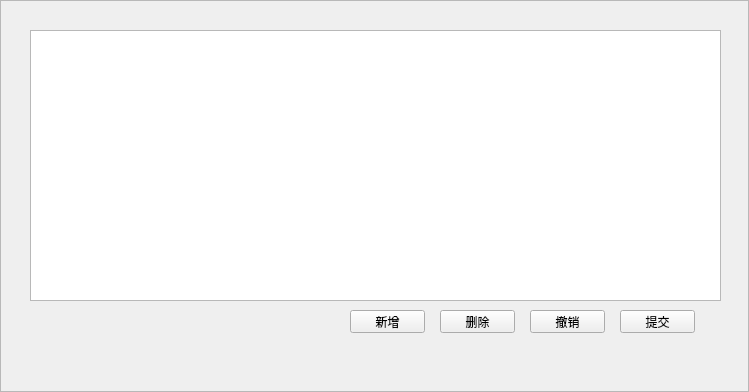
This is perslevel.ui in neverlandgy/teamhelper as Qt 5 draws it before an edit. The edited form follows.
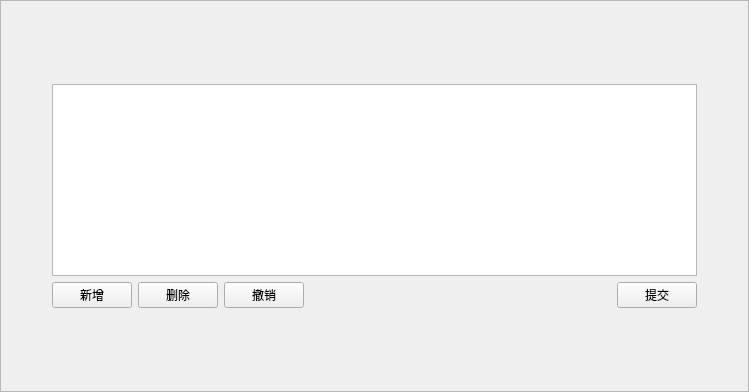
This is the edited form.

Diff of the .ui file:
```diff
--- a/perslevel.ui
+++ b/perslevel.ui
@@ -19,68 +19,118 @@
   <property name="frameShadow">
    <enum>QFrame::Raised</enum>
   </property>
-  <widget class="QPushButton" name="pushButton_commit">
-   <property name="geometry">
-    <rect>
-     <x>620</x>
-     <y>310</y>
-     <width>75</width>
-     <height>23</height>
-    </rect>
-   </property>
-   <property name="text">
-    <string>提交</string>
-   </property>
-  </widget>
-  <widget class="QTableView" name="tableView">
-   <property name="geometry">
-    <rect>
-     <x>30</x>
-     <y>30</y>
-     <width>691</width>
-     <height>271</height>
-    </rect>
-   </property>
-  </widget>
-  <widget class="QPushButton" name="pushButton_revert">
-   <property name="geometry">
-    <rect>
-     <x>530</x>
-     <y>310</y>
-     <width>75</width>
-     <height>23</height>
-    </rect>
-   </property>
-   <property name="text">
-    <string>撤销</string>
-   </property>
-  </widget>
-  <widget class="QPushButton" name="pushButton_delete">
-   <property name="geometry">
-    <rect>
-     <x>440</x>
-     <y>310</y>
-     <width>75</width>
-     <height>23</height>
-    </rect>
-   </property>
-   <property name="text">
-    <string>删除</string>
-   </property>
-  </widget>
-  <widget class="QPushButton" name="pushButton_add">
-   <property name="geometry">
-    <rect>
-     <x>350</x>
-     <y>310</y>
-     <width>75</width>
-     <height>23</height>
-    </rect>
-   </property>
-   <property name="text">
-    <string>新增</string>
-   </property>
-  </widget>
+  <layout class="QGridLayout" name="gridLayout">
+   <item row="1" column="1">
+    <layout class="QVBoxLayout" name="verticalLayout">
+     <item>
+      <widget class="QTableView" name="tableView"/>
+     </item>
+     <item>
+      <layout class="QHBoxLayout" name="horizontalLayout">
+       <item>
+        <widget class="QPushButton" name="pushButton_add">
+         <property name="text">
+          <string>新增</string>
+         </property>
+        </widget>
+       </item>
+       <item>
+        <widget class="QPushButton" name="pushButton_delete">
+         <property name="text">
+          <string>删除</string>
+         </property>
+        </widget>
+       </item>
+       <item>
+        <widget class="QPushButton" name="pushButton_revert">
+         <property name="text">
+          <string>撤销</string>
+         </property>
+        </widget>
+       </item>
+       <item>
+        <spacer name="horizontalSpacer">
+         <property name="orientation">
+          <enum>Qt::Horizontal</enum>
+         </property>
+         <property name="sizeHint" stdset="0">
+          <size>
+           <width>40</width>
+           <height>20</height>
+          </size>
+         </property>
+        </spacer>
+       </item>
+       <item>
+        <widget class="QPushButton" name="pushButton_commit">
+         <property name="text">
+          <string>提交</string>
+         </property>
+        </widget>
+       </item>
+      </layout>
+     </item>
+    </layout>
+   </item>
+   <item row="1" column="0">
+    <spacer name="horizontalSpacer_2">
+     <property name="orientation">
+      <enum>Qt::Horizontal</enum>
+     </property>
+     <property name="sizeType">
+      <enum>QSizePolicy::Fixed</enum>
+     </property>
+     <property name="sizeHint" stdset="0">
+      <size>
+       <width>40</width>
+       <height>20</height>
+      </size>
+     </property>
+    </spacer>
+   </item>
+   <item row="0" column="1">
+    <spacer name="verticalSpacer">
+     <property name="orientation">
+      <enum>Qt::Vertical</enum>
+     </property>
+     <property name="sizeHint" stdset="0">
+      <size>
+       <width>20</width>
+       <height>40</height>
+      </size>
+     </property>
+    </spacer>
+   </item>
+   <item row="1" column="2">
+    <spacer name="horizontalSpacer_3">
+     <property name="orientation">
+      <enum>Qt::Horizontal</enum>
+     </property>
+     <property name="sizeType">
+      <enum>QSizePolicy::Fixed</enum>
+     </property>
+     <property name="sizeHint" stdset="0">
+      <size>
+       <width>40</width>
+       <height>20</height>
+      </size>
+     </property>
+    </spacer>
+   </item>
+   <item row="2" column="1">
+    <spacer name="verticalSpacer_2">
+     <property name="orientation">
+      <enum>Qt::Vertical</enum>
+     </property>
+     <property name="sizeHint" stdset="0">
+      <size>
+       <width>20</width>
+       <height>40</height>
+      </size>
+     </property>
+    </spacer>
+   </item>
+  </layout>
  </widget>
  <resources/>
  <connections/>
```
